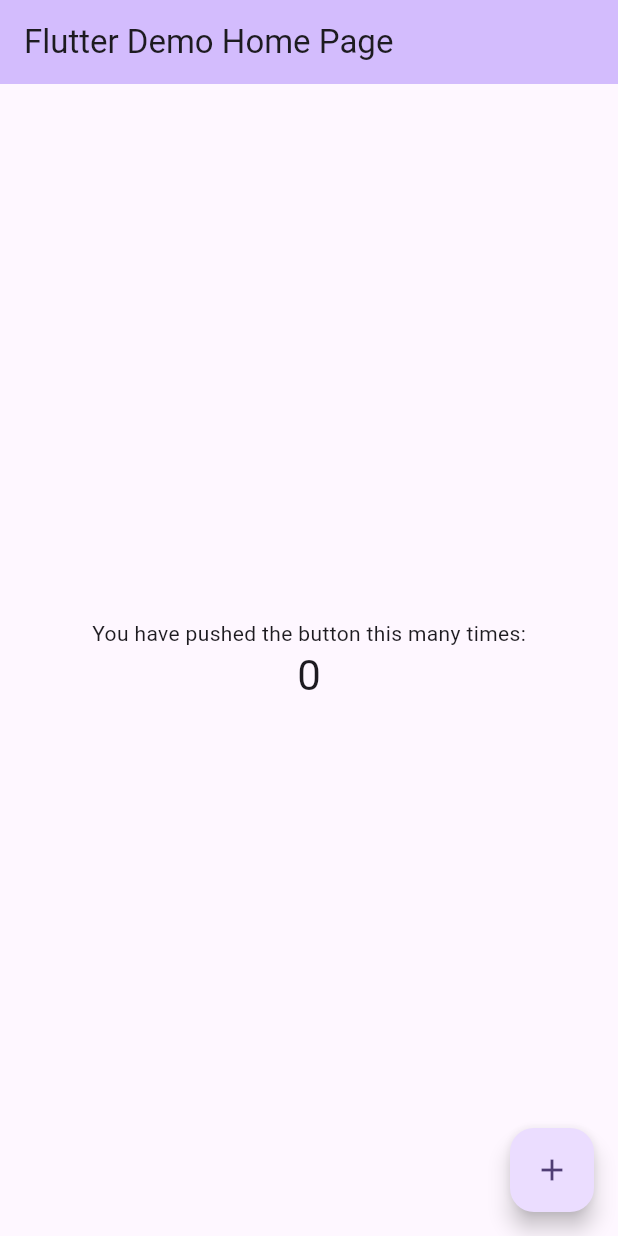
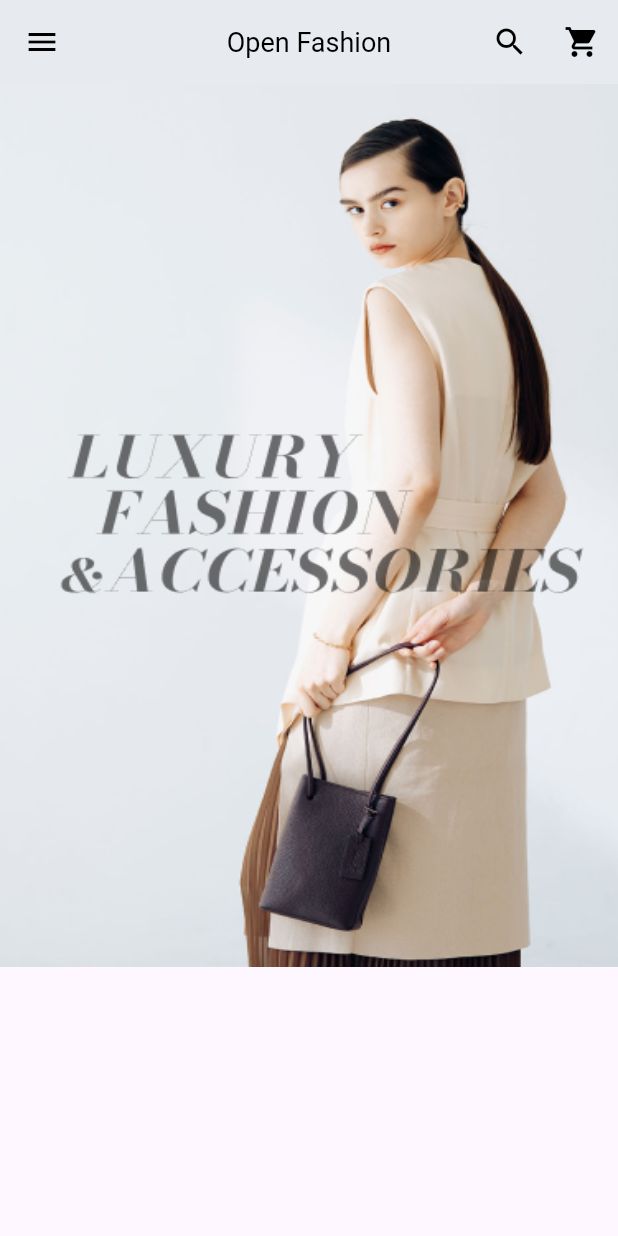
Before and after one commit to Wandilekubheka/open_fashion, a Flutter app: the screen it shows after launch, on a phone screen of 412 x 824 dp. Run offline on Flutter 3.47's test engine with Material 3 defaults, Android fonts, the light colour scheme and no system bars; our stand-ins replace google_fonts.

Commit message:
header image added

```diff
--- a/lib/main.dart
+++ b/lib/main.dart
@@ -1,4 +1,6 @@
 import 'package:flutter/material.dart';
+import 'package:open_fashion/presentation/view/home_screen.dart';
+import 'package:open_fashion/theme/app_theme.dart';
 
 void main() {
   runApp(const MyApp());
@@ -12,111 +14,8 @@ class MyApp extends StatelessWidget {
   Widget build(BuildContext context) {
     return MaterialApp(
       title: 'Flutter Demo',
-      theme: ThemeData(
-        // This is the theme of your application.
-        //
-        // TRY THIS: Try running your application with "flutter run". You'll see
-        // the application has a purple toolbar. Then, without quitting the app,
-        // try changing the seedColor in the colorScheme below to Colors.green
-        // and then invoke "hot reload" (save your changes or press the "hot
-        // reload" button in a Flutter-supported IDE, or press "r" if you used
-        // the command line to start the app).
-        //
-        // Notice that the counter didn't reset back to zero; the application
-        // state is not lost during the reload. To reset the state, use hot
-        // restart instead.
-        //
-        // This works for code too, not just values: Most code changes can be
-        // tested with just a hot reload.
-        colorScheme: ColorScheme.fromSeed(seedColor: Colors.deepPurple),
-      ),
-      home: const MyHomePage(title: 'Flutter Demo Home Page'),
+      theme: AppTheme.appThemeData,
+      home: const HomeScreen(),
     );
   }
 }
-
-class MyHomePage extends StatefulWidget {
-  const MyHomePage({super.key, required this.title});
-
-  // This widget is the home page of your application. It is stateful, meaning
-  // that it has a State object (defined below) that contains fields that affect
-  // how it looks.
-
-  // This class is the configuration for the state. It holds the values (in this
-  // case the title) provided by the parent (in this case the App widget) and
-  // used by the build method of the State. Fields in a Widget subclass are
-  // always marked "final".
-
-  final String title;
-
-  @override
-  State<MyHomePage> createState() => _MyHomePageState();
-}
-
-class _MyHomePageState extends State<MyHomePage> {
-  int _counter = 0;
-
-  void _incrementCounter() {
-    setState(() {
-      // This call to setState tells the Flutter framework that something has
-      // changed in this State, which causes it to rerun the build method below
-      // so that the display can reflect the updated values. If we changed
-      // _counter without calling setState(), then the build method would not be
-      // called again, and so nothing would appear to happen.
-      _counter++;
-    });
-  }
-
-  @override
-  Widget build(BuildContext context) {
-    // This method is rerun every time setState is called, for instance as done
-    // by the _incrementCounter method above.
-    //
-    // The Flutter framework has been optimized to make rerunning build methods
-    // fast, so that you can just rebuild anything that needs updating rather
-    // than having to individually change instances of widgets.
-    return Scaffold(
-      appBar: AppBar(
-        // TRY THIS: Try changing the color here to a specific color (to
-        // Colors.amber, perhaps?) and trigger a hot reload to see the AppBar
-        // change color while the other colors stay the same.
-        backgroundColor: Theme.of(context).colorScheme.inversePrimary,
-        // Here we take the value from the MyHomePage object that was created by
-        // the App.build method, and use it to set our appbar title.
-        title: Text(widget.title),
-      ),
-      body: Center(
-        // Center is a layout widget. It takes a single child and positions it
-        // in the middle of the parent.
-        child: Column(
-          // Column is also a layout widget. It takes a list of children and
-          // arranges them vertically. By default, it sizes itself to fit its
-          // children horizontally, and tries to be as tall as its parent.
-          //
-          // Column has various properties to control how it sizes itself and
-          // how it positions its children. Here we use mainAxisAlignment to
-          // center the children vertically; the main axis here is the vertical
-          // axis because Columns are vertical (the cross axis would be
-          // horizontal).
-          //
-          // TRY THIS: Invoke "debug painting" (choose the "Toggle Debug Paint"
-          // action in the IDE, or press "p" in the console), to see the
-          // wireframe for each widget.
-          mainAxisAlignment: MainAxisAlignment.center,
-          children: <Widget>[
-            const Text('You have pushed the button this many times:'),
-            Text(
-              '$_counter',
-              style: Theme.of(context).textTheme.headlineMedium,
-            ),
-          ],
-        ),
-      ),
-      floatingActionButton: FloatingActionButton(
-        onPressed: _incrementCounter,
-        tooltip: 'Increment',
-        child: const Icon(Icons.add),
-      ), // This trailing comma makes auto-formatting nicer for build methods.
-    );
-  }
-}
--- /dev/null
+++ b/lib/presentation/view/home_screen.dart
@@ -0,0 +1,61 @@
+import 'package:flutter/material.dart';
+
+class HomeScreen extends StatefulWidget {
+  const HomeScreen({super.key});
+
+  @override
+  State<HomeScreen> createState() => HomeScreenState();
+}
+
+class HomeScreenState extends State<HomeScreen> {
+  @override
+  Widget build(BuildContext context) {
+    return Scaffold(
+      appBar: AppBar(
+        backgroundColor: Color(0xFFE7EAEF),
+        leading: IconButton(
+          icon: const Icon(Icons.menu, color: Colors.black),
+          onPressed: () {},
+        ),
+        title: const Text(
+          'Open Fashion',
+          style: TextStyle(color: Colors.black),
+        ),
+        centerTitle: true,
+        actions: [
+          IconButton(
+            icon: const Icon(Icons.search, color: Colors.black),
+            onPressed: () {},
+          ),
+          IconButton(
+            icon: const Icon(Icons.shopping_cart, color: Colors.black),
+            onPressed: () {},
+          ),
+        ],
+      ),
+      body: SingleChildScrollView(
+        child: Column(
+          children: [
+            _buildTrending(),
+            //  footer
+            Center(
+              child: Column(
+                crossAxisAlignment: CrossAxisAlignment.center,
+                children: [Row(children: [
+                    ],
+                  )],
+              ),
+            ),
+          ],
+        ),
+      ),
+    );
+  }
+
+  Widget _buildTrending() {
+    return AspectRatio(
+      aspectRatio: 0.7,
+      child: Image.asset('lib/assets/images/Banner.png', fit: BoxFit.fill),
+    );
+  }
+}
```
Also changed, not shown: pubspec.yaml (+4 -4 lines), lib/assets/images/Banner.png (added), lib/assets/images/Logo.png (added).
